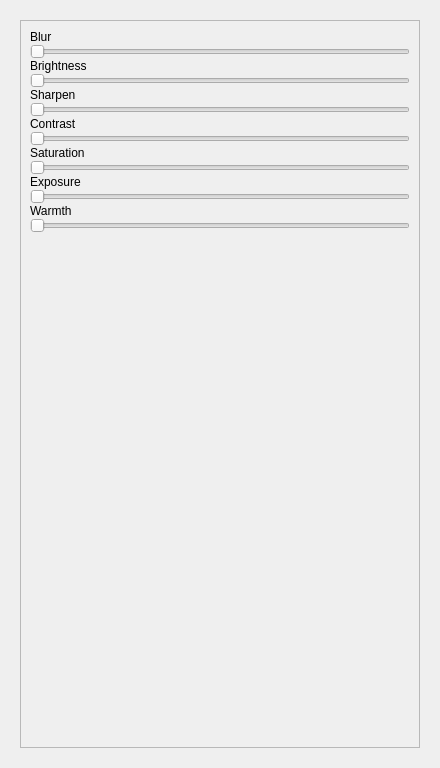
Qt form ui_files/adjust-widget.ui (abeshahsan/Photo-Wizard) before a commit.
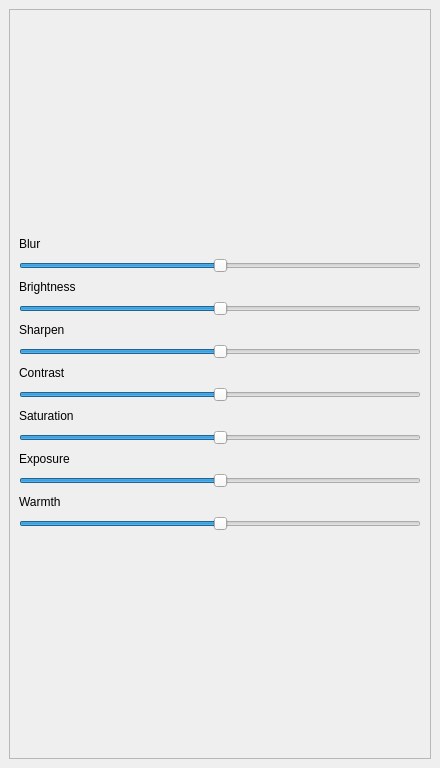
The same form after that commit.

Commit message: mapping slider values with logical values

Patch:
```diff
--- a/ui_files/adjust-widget.ui
+++ b/ui_files/adjust-widget.ui
@@ -26,6 +26,21 @@
    <bool>false</bool>
   </property>
   <layout class="QVBoxLayout" name="verticalLayout">
+   <property name="spacing">
+    <number>12</number>
+   </property>
+   <property name="leftMargin">
+    <number>0</number>
+   </property>
+   <property name="topMargin">
+    <number>0</number>
+   </property>
+   <property name="rightMargin">
+    <number>0</number>
+   </property>
+   <property name="bottomMargin">
+    <number>0</number>
+   </property>
    <item>
     <widget class="QWidget" name="main_widget" native="true">
      <layout class="QVBoxLayout" name="verticalLayout_2">
@@ -45,14 +60,27 @@
           <rect>
            <x>0</x>
            <y>0</y>
-           <width>394</width>
-           <height>722</height>
+           <width>416</width>
+           <height>744</height>
           </rect>
          </property>
          <layout class="QVBoxLayout" name="verticalLayout_3">
           <property name="spacing">
-           <number>0</number>
+           <number>7</number>
           </property>
+          <item>
+           <spacer name="verticalSpacer_2">
+            <property name="orientation">
+             <enum>Qt::Vertical</enum>
+            </property>
+            <property name="sizeHint" stdset="0">
+             <size>
+              <width>20</width>
+              <height>40</height>
+             </size>
+            </property>
+           </spacer>
+          </item>
           <item>
            <widget class="QLabel" name="blur_label">
             <property name="text">
@@ -62,6 +90,15 @@
           </item>
           <item>
            <widget class="QSlider" name="blur_slider">
+            <property name="minimum">
+             <number>-2000</number>
+            </property>
+            <property name="maximum">
+             <number>2000</number>
+            </property>
+            <property name="pageStep">
+             <number>10</number>
+            </property>
             <property name="orientation">
              <enum>Qt::Horizontal</enum>
             </property>
@@ -76,6 +113,15 @@
           </item>
           <item>
            <widget class="QSlider" name="brightness_slider">
+            <property name="minimum">
+             <number>-2000</number>
+            </property>
+            <property name="maximum">
+             <number>2000</number>
+            </property>
+            <property name="pageStep">
+             <number>10</number>
+            </property>
             <property name="orientation">
              <enum>Qt::Horizontal</enum>
             </property>
@@ -90,6 +136,15 @@
           </item>
           <item>
            <widget class="QSlider" name="sharpen_slider">
+            <property name="minimum">
+             <number>-2000</number>
+            </property>
+            <property name="maximum">
+             <number>2000</number>
+            </property>
+            <property name="pageStep">
+             <number>10</number>
+            </property>
             <property name="orientation">
              <enum>Qt::Horizontal</enum>
             </property>
@@ -105,10 +160,16 @@
           <item>
            <widget class="QSlider" name="contrast_slider">
             <property name="minimum">
-             <number>10</number>
+             <number>-2000</number>
             </property>
             <property name="maximum">
-             <number>22</number>
+             <number>2000</number>
+            </property>
+            <property name="pageStep">
+             <number>10</number>
+            </property>
+            <property name="value">
+             <number>0</number>
             </property>
             <property name="orientation">
              <enum>Qt::Horizontal</enum>
@@ -125,10 +186,16 @@
           <item>
            <widget class="QSlider" name="saturation_slider">
             <property name="minimum">
-             <number>10</number>
+             <number>-2000</number>
             </property>
             <property name="maximum">
-             <number>14</number>
+             <number>2000</number>
+            </property>
+            <property name="pageStep">
+             <number>10</number>
+            </property>
+            <property name="value">
+             <number>0</number>
             </property>
             <property name="tracking">
              <bool>true</bool>
@@ -148,14 +215,20 @@
           <item>
            <widget class="QSlider" name="exposure_slider">
             <property name="minimum">
-             <number>10</number>
+             <number>-2000</number>
             </property>
             <property name="maximum">
-             <number>18</number>
+             <number>2000</number>
             </property>
             <property name="singleStep">
              <number>1</number>
             </property>
+            <property name="pageStep">
+             <number>10</number>
+            </property>
+            <property name="value">
+             <number>0</number>
+            </property>
             <property name="orientation">
              <enum>Qt::Horizontal</enum>
             </property>
@@ -174,12 +247,18 @@
           <item>
            <widget class="QSlider" name="warmth_slider">
             <property name="minimum">
-             <number>10</number>
+             <number>-2000</number>
             </property>
             <property name="maximum">
-             <number>12</number>
+             <number>2000</number>
+            </property>
+            <property name="singleStep">
+             <number>1</number>
             </property>
             <property name="pageStep">
+             <number>10</number>
+            </property>
+            <property name="value">
              <number>0</number>
             </property>
             <property name="orientation">
@@ -188,23 +267,17 @@
            </widget>
           </item>
           <item>
-           <widget class="QListWidget" name="listWidget">
-            <property name="enabled">
-             <bool>false</bool>
+           <spacer name="verticalSpacer">
+            <property name="orientation">
+             <enum>Qt::Vertical</enum>
             </property>
-            <property name="autoFillBackground">
-             <bool>false</bool>
+            <property name="sizeHint" stdset="0">
+             <size>
+              <width>20</width>
+              <height>40</height>
+             </size>
             </property>
-            <property name="frameShape">
-             <enum>QFrame::NoFrame</enum>
-            </property>
-            <property name="frameShadow">
-             <enum>QFrame::Plain</enum>
-            </property>
-            <property name="lineWidth">
-             <number>0</number>
-            </property>
-           </widget>
+           </spacer>
           </item>
          </layout>
         </widget>
```
The commit also changes 4 other files.
